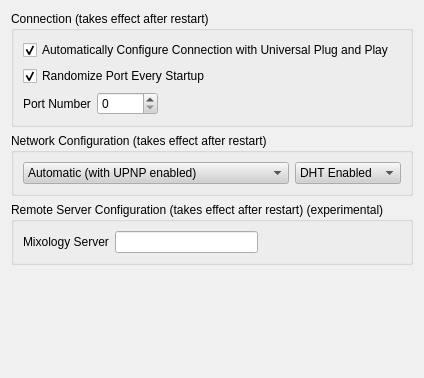
Above: MixologistGui/gui/Preferences/ServerDialog.ui from rebeccaskinner/The-Mixologist before the change. Below: the same form after it.
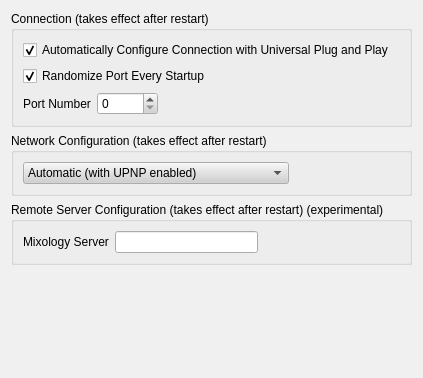
That is the form after the change.

What changed in the file:
```diff
--- a/MixologistGui/gui/Preferences/ServerDialog.ui
+++ b/MixologistGui/gui/Preferences/ServerDialog.ui
@@ -642,20 +642,6 @@
         </property>
        </spacer>
       </item>
-      <item>
-       <widget class="QComboBox" name="dhtComboBox">
-        <item>
-         <property name="text">
-          <string>DHT Enabled</string>
-         </property>
-        </item>
-        <item>
-         <property name="text">
-          <string>DHT Disabled</string>
-         </property>
-        </item>
-       </widget>
-      </item>
       <item>
        <layout class="QVBoxLayout">
         <item>
```
